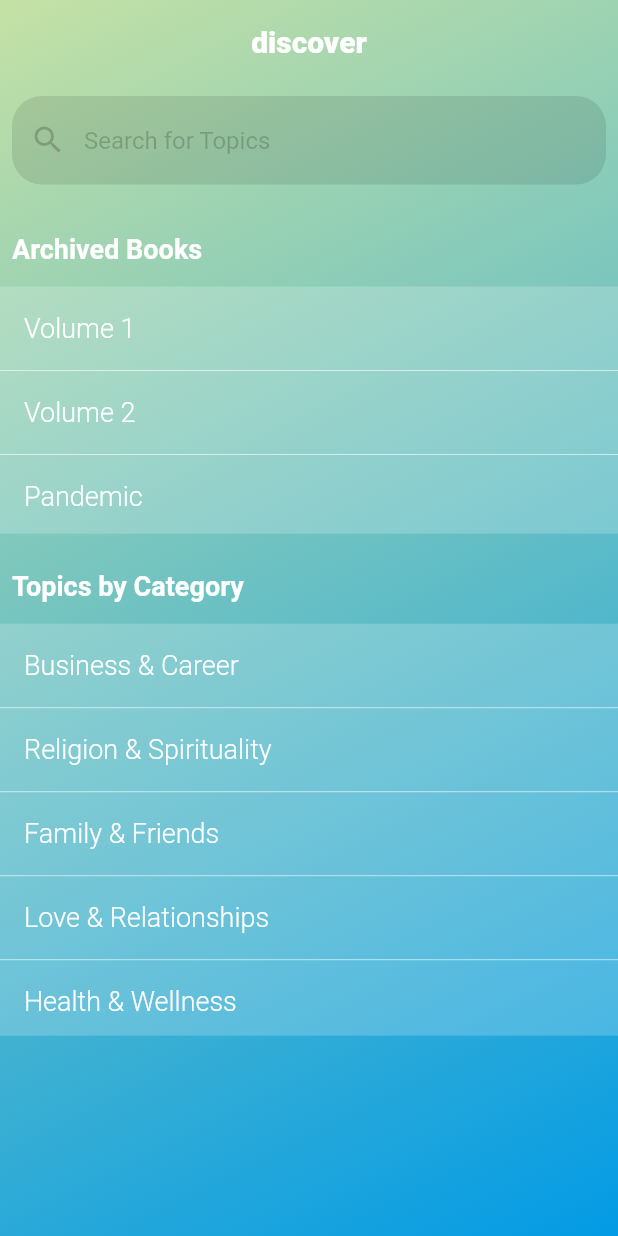
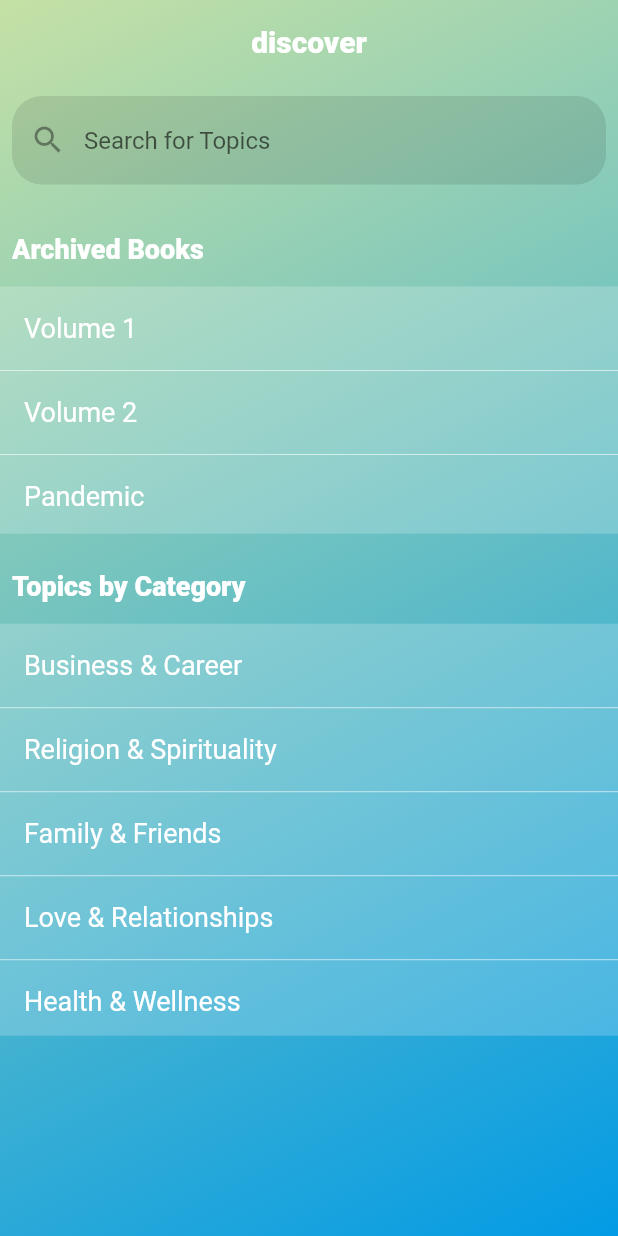
Before and after one commit to Life-Lessons-Group/lifelessons, a Flutter app: the DiscoverScreen screen opened directly, on a phone screen of 412 x 824 dp. Run offline on Flutter 3.47's test engine with Material 2 defaults, Android fonts, the phone set to English and light mode, and no system bars; our stand-ins replace audioplayers, auto_size_text, bloc, cloud_firestore, firebase_auth, firebase_messaging and 10 more; missing offline and left inert: flutter_email_sender, record_mp3; accounts and stored records are empty.

Commit message:
background for hot topic page, discover page improved legibility

```diff
--- a/lib/features/discover/presentation/pages/discover_screen.dart
+++ b/lib/features/discover/presentation/pages/discover_screen.dart
@@ -2,7 +2,6 @@ import 'package:firebase_flutter_life/core/size_config.dart';
 import 'package:firebase_flutter_life/features/discover/presentation/widgets/archived_topics_list.dart';
 import 'package:firebase_flutter_life/features/discover/presentation/widgets/discover_category_list.dart';
 import 'package:flutter/material.dart';
-
 
 class DiscoverScreen extends StatefulWidget {
   @override
@@ -82,10 +81,11 @@ class _DiscoverScreenState extends State<DiscoverScreen> {
                   decoration: InputDecoration(
                     prefixIcon: Icon(
                       Icons.search,
-                      color: Colors.black.withOpacity(0.2),
+                      color: Colors.black.withOpacity(0.4),
                     ),
                     hintText: "Search for Topics",
-                    hintStyle: TextStyle(color: Colors.black.withOpacity(0.2)),
+                    hintStyle:
+                        TextStyle(color: Colors.black12.withOpacity(0.6)),
                     filled: true,
                     fillColor: Colors.black.withOpacity(0.1),
                     border: OutlineInputBorder(
@@ -123,7 +123,7 @@ class _DiscoverScreenState extends State<DiscoverScreen> {
                     style: TextStyle(
                         color: Colors.white,
                         fontSize: 18,
-                        fontWeight: FontWeight.w700),
+                        fontWeight: FontWeight.w800),
                   ),
                 ),
               ),
@@ -145,7 +145,7 @@ class _DiscoverScreenState extends State<DiscoverScreen> {
                     style: TextStyle(
                         color: Colors.white,
                         fontSize: 18,
-                        fontWeight: FontWeight.w700),
+                        fontWeight: FontWeight.w800),
                   ),
                 ),
               ),
--- a/lib/features/discover/presentation/widgets/archived_topics_list.dart
+++ b/lib/features/discover/presentation/widgets/archived_topics_list.dart
@@ -27,7 +27,7 @@ class ArchivedTopicsList extends StatelessWidget {
                   "Volume 1",
                   style: TextStyle(
                       color: Colors.white,
-                      fontWeight: FontWeight.w300,
+                      fontWeight: FontWeight.w400,
                       fontSize: 18),
                 ),
               ),
@@ -36,7 +36,7 @@ class ArchivedTopicsList extends StatelessWidget {
                   "Volume 2",
                   style: TextStyle(
                       color: Colors.white,
-                      fontWeight: FontWeight.w300,
+                      fontWeight: FontWeight.w400,
                       fontSize: 18),
                 ),
               ),
@@ -45,7 +45,7 @@ class ArchivedTopicsList extends StatelessWidget {
                   "Pandemic",
                   style: TextStyle(
                       color: Colors.white,
-                      fontWeight: FontWeight.w300,
+                      fontWeight: FontWeight.w400,
                       fontSize: 18),
                 ),
               ),
--- a/lib/features/discover/presentation/widgets/discover_category_list.dart
+++ b/lib/features/discover/presentation/widgets/discover_category_list.dart
@@ -18,13 +18,16 @@ class DiscoverCategoryList extends StatelessWidget {
         //     ]),
       ),
       child: ListView(
-        children: ListTile.divideTiles(context: context, color: Colors.white.withOpacity(0.6), tiles: [
+        children: ListTile.divideTiles(
+            context: context,
+            color: Colors.white.withOpacity(0.6),
+            tiles: [
               ListTile(
                 title: Text(
                   "Business & Career",
                   style: TextStyle(
                       color: Colors.white,
-                  fontWeight: FontWeight.w300,
+                      fontWeight: FontWeight.w400,
                       fontSize: 18),
                 ),
               ),
@@ -33,7 +36,7 @@ class DiscoverCategoryList extends StatelessWidget {
                   "Religion & Spirituality",
                   style: TextStyle(
                       color: Colors.white,
-                  fontWeight: FontWeight.w300,
+                      fontWeight: FontWeight.w400,
                       fontSize: 18),
                 ),
               ),
@@ -42,7 +45,7 @@ class DiscoverCategoryList extends StatelessWidget {
                   "Family & Friends",
                   style: TextStyle(
                       color: Colors.white,
-                  fontWeight: FontWeight.w300,
+                      fontWeight: FontWeight.w400,
                       fontSize: 18),
                 ),
               ),
@@ -51,7 +54,7 @@ class DiscoverCategoryList extends StatelessWidget {
                   "Love & Relationships",
                   style: TextStyle(
                       color: Colors.white,
-                  fontWeight: FontWeight.w300,
+                      fontWeight: FontWeight.w400,
                       fontSize: 18),
                 ),
               ),
@@ -60,7 +63,7 @@ class DiscoverCategoryList extends StatelessWidget {
                   "Health & Wellness",
                   style: TextStyle(
                       color: Colors.white,
-                  fontWeight: FontWeight.w300,
+                      fontWeight: FontWeight.w400,
                       fontSize: 18),
                 ),
               ),
--- a/lib/features/hot_topic/presentation/widgets/hot_topic_countdown_timer.dart
+++ b/lib/features/hot_topic/presentation/widgets/hot_topic_countdown_timer.dart
@@ -14,7 +14,7 @@ class HotTopicCountDownTimer extends StatelessWidget {
     final TextStyle countDownTextStyle = TextStyle(
         color: Colors.white, fontSize: 24, fontWeight: FontWeight.bold);
     final TextStyle indicatorTextStyle = TextStyle(
-        color: Colors.white, fontSize: 16, fontWeight: FontWeight.w100);
+        color: Colors.black, fontSize: 16, fontWeight: FontWeight.w300);
     return Row(
       mainAxisAlignment: MainAxisAlignment.spaceEvenly,
       crossAxisAlignment: CrossAxisAlignment.center,
--- a/pubspec.yaml
+++ b/pubspec.yaml
@@ -5,7 +5,7 @@ description: A new Flutter project.
 # A version number is three numbers separated by dots, like 1.2.43
 # followed by an optional build number separated by a +.
 # Both the version and the builder number may be overridden in flutter
-# build by specifying --build-name and --build-number, respectively.
+# build by specifying --build-name and --build-number,fl respectively.
 # In Android, build-name is used as versionName while build-number used as versionCode.
 # Read more about Android versioning at https://developer.android.com/studio/publish/versioning
 # In iOS, build-name is used as CFBundleShortVersionString while build-number used as CFBundleVersion.
```
Also changed, not shown: lib/features/hot_topic/presentation/pages/hot_topic_screen.dart (+12 -7 lines), pubspec.lock, 2 other files. Lines whose indentation alone changed are shown as unchanged.
